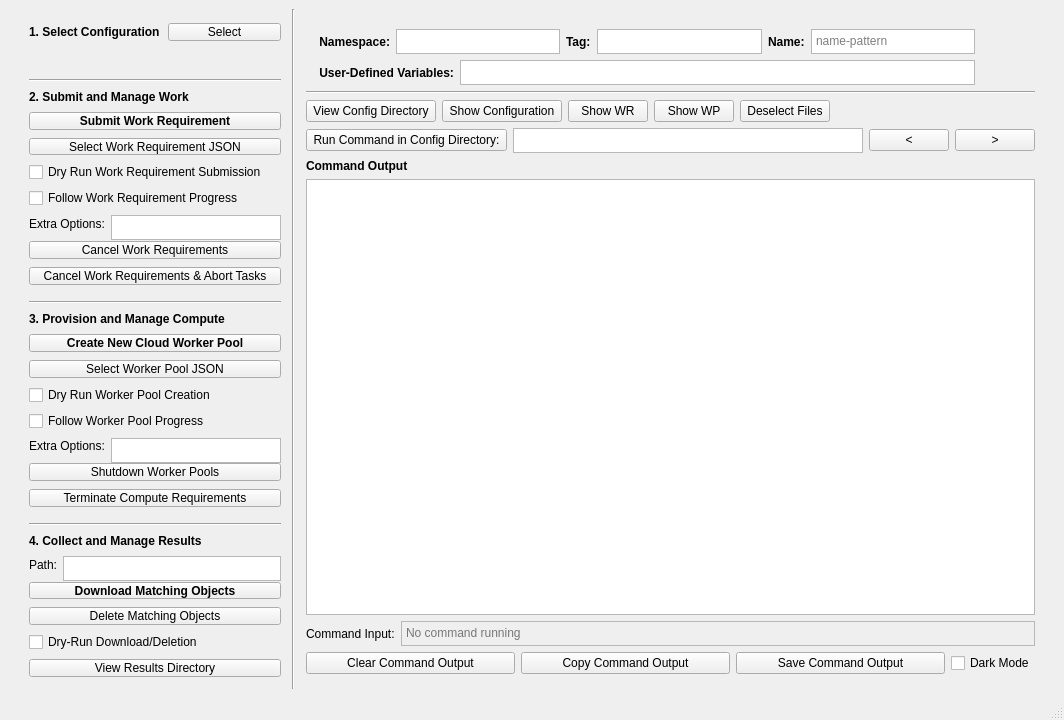
The window that yellowdog_cli/commander/commander.ui (yellowdog/yellowdog-cli) describes before a commit, drawn with Qt 5.
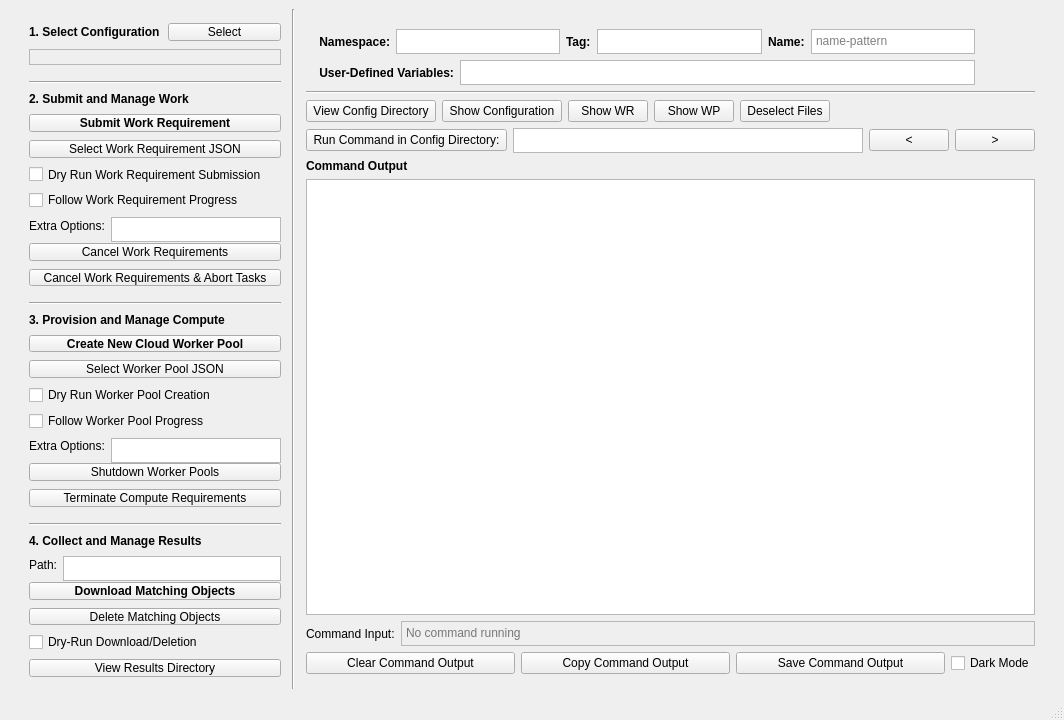
The same window after the commit. Icons and pictures are not drawn.

Commit message: Add frame around selected config file

Patch:
```diff
--- a/yellowdog_cli/commander/commander.ui
+++ b/yellowdog_cli/commander/commander.ui
@@ -87,7 +87,7 @@
         <property name="maximumSize">
          <size>
           <width>16777215</width>
-          <height>30</height>
+          <height>34</height>
          </size>
         </property>
         <property name="font">
@@ -95,6 +95,15 @@
           <bold>true</bold>
          </font>
         </property>
+        <property name="frameShape">
+         <enum>QFrame::Shape::StyledPanel</enum>
+        </property>
+        <property name="frameShadow">
+         <enum>QFrame::Shadow::Sunken</enum>
+        </property>
+        <property name="margin">
+         <number>5</number>
+        </property>
         <property name="text">
          <string/>
         </property>
```
The commit also changes 1 other file.
